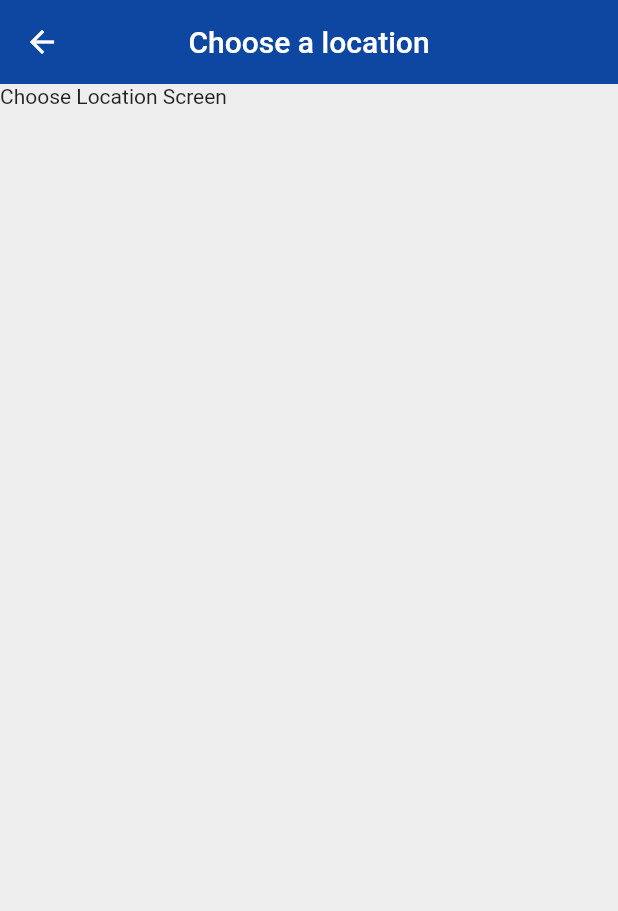
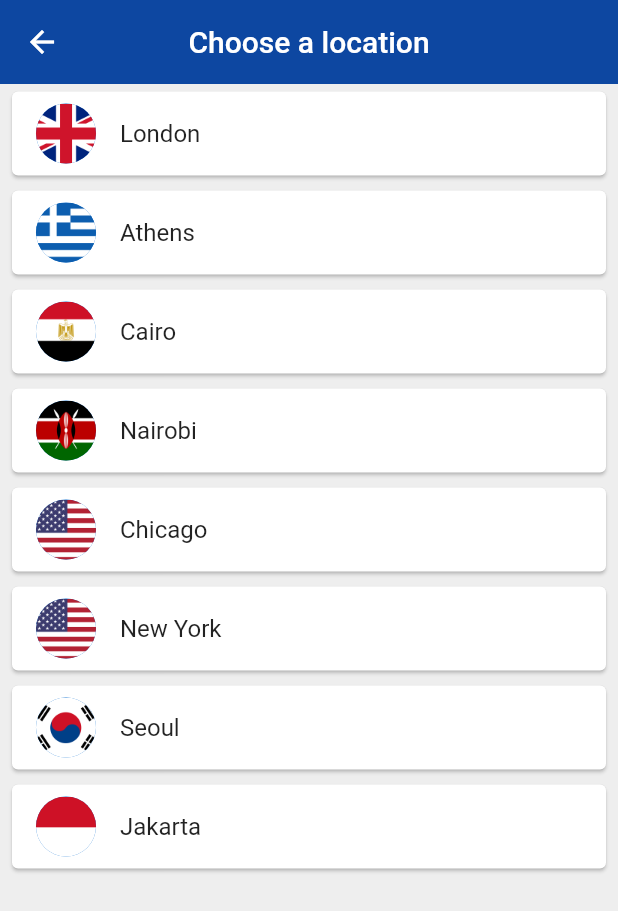
Before and after one commit to DevangML/World-Time-App, a Flutter app: the ChooseLocation screen opened by its route, on a phone screen of 412 x 824 dp. Shown: the top 911 px of the screen. Run offline on Flutter 3.47's test engine with Material 2 defaults, Android fonts, the phone set to English and light mode, and no system bars; our stand-ins replace flutter_spinkit; network calls fail.

Commit message:
Completed project

```diff
--- a/world_time_app/lib/pages/choose_location.dart
+++ b/world_time_app/lib/pages/choose_location.dart
@@ -1,4 +1,5 @@
 import 'package:flutter/material.dart';
+import 'package:world_time_app/services/world_time.dart';
 
 class ChooseLocation extends StatefulWidget {
   const ChooseLocation({super.key});
@@ -8,7 +9,29 @@ class ChooseLocation extends StatefulWidget {
 }
 
 class _ChooseLocationState extends State<ChooseLocation> {
+  List<WorldTime> locations = [
+    WorldTime(url: 'Europe/London', location: 'London', flag: 'uk.png'),
+    WorldTime(url: 'Europe/Berlin', location: 'Athens', flag: 'greece.png'),
+    WorldTime(url: 'Africa/Cairo', location: 'Cairo', flag: 'egypt.png'),
+    WorldTime(url: 'Africa/Nairobi', location: 'Nairobi', flag: 'kenya.png'),
+    WorldTime(url: 'America/Chicago', location: 'Chicago', flag: 'usa.png'),
+    WorldTime(url: 'America/New_York', location: 'New York', flag: 'usa.png'),
+    WorldTime(url: 'Asia/Seoul', location: 'Seoul', flag: 'south_korea.png'),
+    WorldTime(url: 'Asia/Jakarta', location: 'Jakarta', flag: 'indonesia.png'),
+  ];
 
+  void updateTime(index) async {
+    WorldTime instance = locations[index];
+    await instance.getTime();
+
+    // navigate to home screen
+    Navigator.pop(context, {
+      'location': instance.location,
+      'flag': instance.flag,
+      'time': instance.time,
+      'isDayTime': instance.isDayTime
+    });
+  }
 
   @override
   Widget build(BuildContext context) {
@@ -21,7 +44,25 @@ class _ChooseLocationState extends State<ChooseLocation> {
         centerTitle: true,
         elevation: 0,
       ),
-      body: const Text('Choose Location Screen'),
+      body: ListView.builder(
+          itemCount: locations.length,
+          itemBuilder: (context, index) {
+            return Padding(
+              padding:
+                  const EdgeInsets.symmetric(vertical: 1.0, horizontal: 4.0),
+              child: Card(
+                child: ListTile(
+                  onTap: () {
+                    updateTime(index);
+                  },
+                  title: Text(locations[index].location),
+                  leading: CircleAvatar(
+                      backgroundImage:
+                          AssetImage('assets/${locations[index].flag}')),
+                ),
+              ),
+            );
+          }),
     );
   }
 }
```
Also changed, not shown: world_time_app/lib/pages/home.dart (+56 -8 lines), world_time_app/lib/pages/loading.dart (+10 -8 lines), world_time_app/lib/services/world_time.dart (+10 -11 lines), world_time_app/pubspec.yaml (+15 -7 lines), world_time_app/assets/day.png (added), world_time_app/assets/egypt.png (added), world_time_app/assets/germany.png (added), world_time_app/assets/greece.png (added), world_time_app/assets/indonesia.png (added), world_time_app/assets/kenya.png (added), world_time_app/assets/night.png (added), world_time_app/assets/south_korea.png (added), world_time_app/assets/uk.png (added), world_time_app/assets/usa.png (added), 1 other file.
